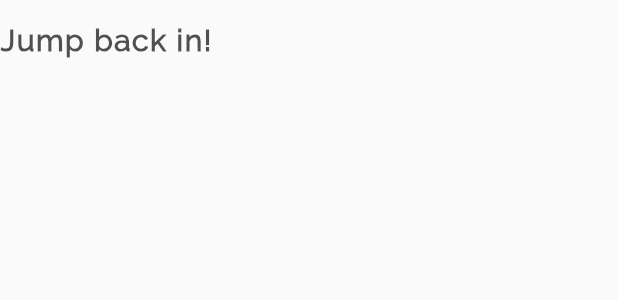
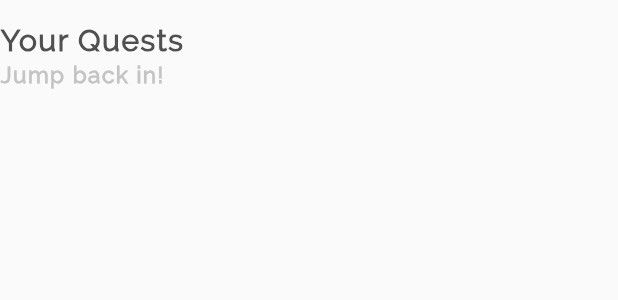
Before and after one commit to boristane/airnote, a Flutter app: the AirnoteSmallerHeader widget shown alone on an empty page, opened directly, on a phone screen of 412 x 824 dp. Shown: the top 300 px of the screen. Run offline on Flutter 3.47's test engine with Material 2 defaults, Android fonts, the phone set to English and light mode, and no system bars; our stand-ins replace audioplayers, cached_network_image, dio, email_validator, get_it, local_auth and 4 more; missing offline and left inert: encrypt, flutter_audio_recorder; accounts and stored records are empty; generated files the repository leaves out were written again; network calls fail.

Commit message:
refactor the quest list screen

```diff
--- a/lib/components/smaller-header.dart
+++ b/lib/components/smaller-header.dart
@@ -3,16 +3,19 @@ import 'package:flutter/material.dart';
 
 class AirnoteSmallerHeader extends StatelessWidget {
   final String text;
+  final String subText;
 
-  AirnoteSmallerHeader({Key key, this.text}) : super(key: key);
+  AirnoteSmallerHeader({Key key, this.text, this.subText}) : super(key: key);
 
   @override
   Widget build(BuildContext context) {
     return Padding(
       padding: const EdgeInsets.symmetric(vertical: 15),
-      child: Text(
+      child: Column(
+        crossAxisAlignment: CrossAxisAlignment.start,
+        children: <Widget>[
+          Text(
             text,
-        textAlign: TextAlign.start,
             style: TextStyle(
                 fontSize: 20,
                 fontWeight: FontWeight.bold,
@@ -20,6 +23,20 @@ class AirnoteSmallerHeader extends StatelessWidget {
                 letterSpacing: 1.0,
                 fontFamily: "Raleway"),
           ),
+          subText != null ? Padding(
+            padding: const EdgeInsets.only(top: 3.0),
+            child: Text(
+              subText,
+              style: TextStyle(
+                  fontSize: 15,
+                  fontWeight: FontWeight.bold,
+                  color: AirnoteColors.inactive,
+                  letterSpacing: 1.0,
+                  fontFamily: "Raleway"),
+            ),
+          ) : Container(),
+        ],
+      ),
     );
   }
 }
--- a/lib/views/quests-list.dart
+++ b/lib/views/quests-list.dart
@@ -4,6 +4,7 @@ import 'package:airnote/components/quest-list-item.dart';
 import 'package:airnote/components/smaller-header.dart';
 import 'package:airnote/components/top-pick-quest.dart';
 import 'package:airnote/models/quest.dart';
+import 'package:airnote/utils/colors.dart';
 import 'package:airnote/view-models/base.dart';
 import 'package:airnote/view-models/quest.dart';
 import 'package:airnote/view-models/user.dart';
@@ -55,7 +56,8 @@ class _QuestsListState extends State<QuestsList> {
           Padding(
             padding: const EdgeInsets.only(top: 8.0),
             child: AirnoteSmallerHeader(
-              text: "Jump back in!",
+              text: "Your Quests",
+              subText: "Jump back in!",
             ),
           ),
           Container(
@@ -108,11 +110,6 @@ class _QuestsListState extends State<QuestsList> {
           return Container(
             child: ListView(
               children: <Widget>[
-                AirnoteHeader(
-                  text: "Your Top Pick!",
-                  subText:
-                      "Join a quest and we can start improving your wellbeing; I picked this quest just for you!",
-                ),
                 Padding(
                   padding: const EdgeInsets.only(top: 20.0),
                   child: GestureDetector(
@@ -133,7 +130,7 @@ class _QuestsListState extends State<QuestsList> {
                       Padding(
                         padding: const EdgeInsets.only(top: 8.0),
                         child: AirnoteSmallerHeader(
-                          text: "There are more quests!",
+                          text: "More Quests",
                         ),
                       ),
                       GridView.count(
```
Also changed, not shown: lib/components/top-pick-quest.dart (+18 -2 lines). Lines whose indentation alone changed are shown as unchanged.
